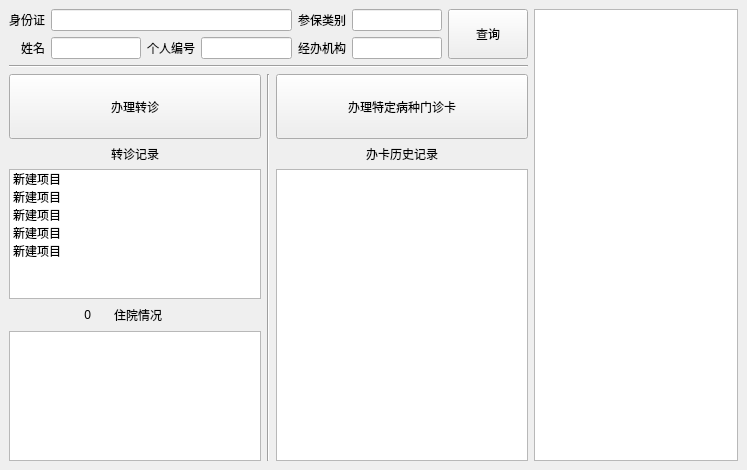
Qt form y_sbwljhyw.ui (mxdmly/GlassMars) before a commit.
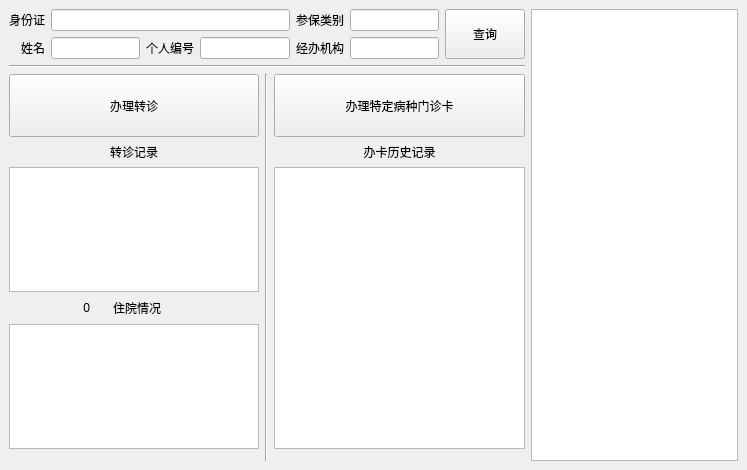
The same form after that commit.

What changed in the file:
```diff
--- a/y_sbwljhyw.ui
+++ b/y_sbwljhyw.ui
@@ -16,7 +16,7 @@
   <widget class="QWidget" name="dockWidgetContents">
    <layout class="QGridLayout" name="gridLayout_3">
     <item row="0" column="0">
-     <layout class="QHBoxLayout" name="horizontalLayout" stretch="0,0">
+     <layout class="QHBoxLayout" name="horizontalLayout" stretch="5,2">
       <item>
        <layout class="QVBoxLayout" name="verticalLayout" stretch="0,0,0">
         <item>
@@ -104,101 +104,7 @@
          </widget>
         </item>
         <item>
-         <layout class="QGridLayout" name="gridLayout" rowstretch="1,0,2,0,2">
-          <item row="4" column="0">
-           <widget class="QTextBrowser" name="textBrowser"/>
-          </item>
-          <item row="0" column="2">
-           <widget class="QPushButton" name="pushButton_2">
-            <property name="sizePolicy">
-             <sizepolicy hsizetype="Minimum" vsizetype="Expanding">
-              <horstretch>0</horstretch>
-              <verstretch>0</verstretch>
-             </sizepolicy>
-            </property>
-            <property name="minimumSize">
-             <size>
-              <width>0</width>
-              <height>0</height>
-             </size>
-            </property>
-            <property name="text">
-             <string>办理特定病种门诊卡</string>
-            </property>
-           </widget>
-          </item>
-          <item row="2" column="2" rowspan="3">
-           <widget class="QListWidget" name="listWidget_2"/>
-          </item>
-          <item row="0" column="0">
-           <widget class="QPushButton" name="pushButton_3">
-            <property name="sizePolicy">
-             <sizepolicy hsizetype="Minimum" vsizetype="Expanding">
-              <horstretch>0</horstretch>
-              <verstretch>0</verstretch>
-             </sizepolicy>
-            </property>
-            <property name="text">
-             <string>办理转诊</string>
-            </property>
-           </widget>
-          </item>
-          <item row="1" column="2">
-           <widget class="QLabel" name="label_3">
-            <property name="text">
-             <string>办卡历史记录</string>
-            </property>
-            <property name="alignment">
-             <set>Qt::AlignCenter</set>
-            </property>
-           </widget>
-          </item>
-          <item row="2" column="0">
-           <widget class="QListWidget" name="listWidget_3">
-            <item>
-             <property name="text">
-              <string>新建项目</string>
-             </property>
-            </item>
-            <item>
-             <property name="text">
-              <string>新建项目</string>
-             </property>
-            </item>
-            <item>
-             <property name="text">
-              <string>新建项目</string>
-             </property>
-            </item>
-            <item>
-             <property name="text">
-              <string>新建项目</string>
-             </property>
-            </item>
-            <item>
-             <property name="text">
-              <string>新建项目</string>
-             </property>
-            </item>
-           </widget>
-          </item>
-          <item row="0" column="1" rowspan="5">
-           <widget class="Line" name="line">
-            <property name="orientation">
-             <enum>Qt::Vertical</enum>
-            </property>
-           </widget>
-          </item>
-          <item row="1" column="0">
-           <widget class="QLabel" name="label_5">
-            <property name="text">
-             <string>转诊记录</string>
-            </property>
-            <property name="alignment">
-             <set>Qt::AlignCenter</set>
-            </property>
-           </widget>
-          </item>
+         <layout class="QGridLayout" name="gridLayout" rowstretch="1,0,2,0,2,0,0">
           <item row="3" column="0">
            <layout class="QHBoxLayout" name="horizontalLayout_3" stretch="1,1,1">
             <item>
@@ -236,6 +142,86 @@
             </item>
            </layout>
           </item>
+          <item row="0" column="1" rowspan="7">
+           <widget class="Line" name="line">
+            <property name="orientation">
+             <enum>Qt::Vertical</enum>
+            </property>
+           </widget>
+          </item>
+          <item row="1" column="2">
+           <widget class="QLabel" name="label_3">
+            <property name="text">
+             <string>办卡历史记录</string>
+            </property>
+            <property name="alignment">
+             <set>Qt::AlignCenter</set>
+            </property>
+           </widget>
+          </item>
+          <item row="0" column="2">
+           <widget class="QPushButton" name="pushButton_2">
+            <property name="sizePolicy">
+             <sizepolicy hsizetype="Minimum" vsizetype="Expanding">
+              <horstretch>0</horstretch>
+              <verstretch>0</verstretch>
+             </sizepolicy>
+            </property>
+            <property name="minimumSize">
+             <size>
+              <width>0</width>
+              <height>0</height>
+             </size>
+            </property>
+            <property name="text">
+             <string>办理特定病种门诊卡</string>
+            </property>
+           </widget>
+          </item>
+          <item row="1" column="0">
+           <widget class="QLabel" name="label_5">
+            <property name="text">
+             <string>转诊记录</string>
+            </property>
+            <property name="alignment">
+             <set>Qt::AlignCenter</set>
+            </property>
+           </widget>
+          </item>
+          <item row="0" column="0">
+           <widget class="QPushButton" name="pushButton_3">
+            <property name="sizePolicy">
+             <sizepolicy hsizetype="Minimum" vsizetype="Expanding">
+              <horstretch>0</horstretch>
+              <verstretch>0</verstretch>
+             </sizepolicy>
+            </property>
+            <property name="text">
+             <string>办理转诊</string>
+            </property>
+           </widget>
+          </item>
+          <item row="2" column="0">
+           <widget class="QListWidget" name="listWidget_3">
+            <property name="font">
+             <font>
+              <pointsize>12</pointsize>
+             </font>
+            </property>
+           </widget>
+          </item>
+          <item row="4" column="0">
+           <widget class="QTableWidget" name="tableWidget_2"/>
+          </item>
+          <item row="2" column="2" rowspan="3">
+           <widget class="QListWidget" name="listWidget_2">
+            <property name="font">
+             <font>
+              <pointsize>12</pointsize>
+             </font>
+            </property>
+           </widget>
+          </item>
          </layout>
         </item>
        </layout>
```
